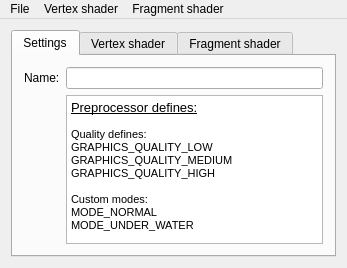
Before: the Qt Designer form Editors/ShaderProgramEditor/mainwindow.ui in kukkamario/OpenCraft, drawn with Qt 5.
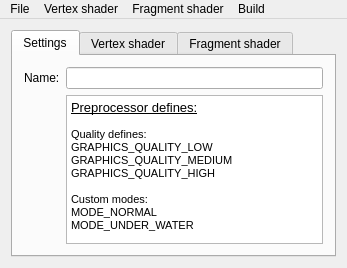
After: the same form once the commit is applied.

Diff of the .ui file:
```diff
--- a/Editors/ShaderProgramEditor/mainwindow.ui
+++ b/Editors/ShaderProgramEditor/mainwindow.ui
@@ -134,9 +134,16 @@
     <addaction name="actionOpen_3"/>
     <addaction name="actionSave_3"/>
    </widget>
+   <widget class="QMenu" name="menuTry_to_build">
+    <property name="title">
+     <string>Build</string>
+    </property>
+    <addaction name="actionBuild"/>
+   </widget>
    <addaction name="menuFile"/>
    <addaction name="menuVertex_shader"/>
    <addaction name="menuFragment_shader"/>
+   <addaction name="menuTry_to_build"/>
   </widget>
   <action name="actionNew">
    <property name="text">
```
Left out of the diff: 5 changed lines with no effect on the pictures.
